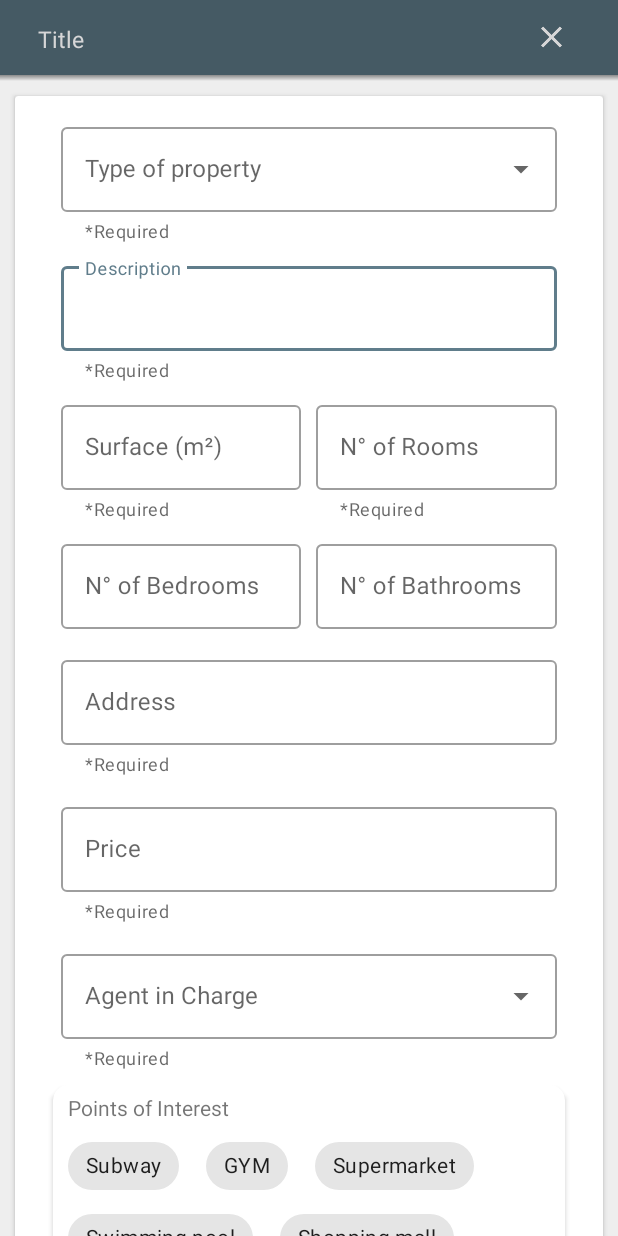
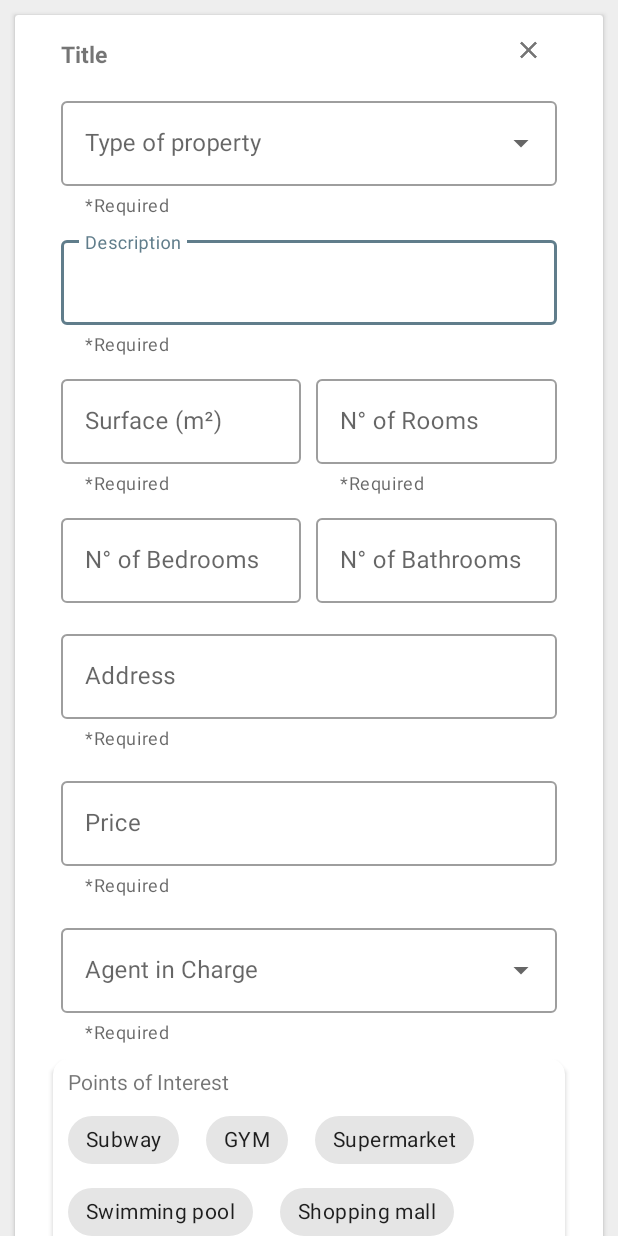
Before and after one commit to devedelie/REM_P8, an Android app: the layout fragment_add_property.xml on its own in the app's theme, with its tools: preview values and no code run, on a phone screen of 412 x 824 dp. Run offline under Robolectric (Android 15) with nearby library versions, the phone set to English and light mode, and no system bars.

Commit message:
- name refactoring for fitting the layout to the Fragment - Added the Top-Title bar directly into base layout

```diff
--- a/app/src/main/res/layout/bottom_sheet_add_property.xml
+++ b/app/src/main/res/layout/fragment_add_property.xml
@@ -1,4 +1,4 @@
-<androidx.core.widget.NestedScrollView
+<LinearLayout
     android:id="@+id/add_property_bottom_sheet"
     xmlns:android="http://schemas.android.com/apk/res/android"
     xmlns:tools="http://schemas.android.com/tools"
@@ -6,8 +6,7 @@
     android:layout_width="match_parent"
     android:layout_height="match_parent"
     android:background="@color/background_gray"
-    tools:context="com.openclassrooms.realestatemanager.controllers.activities.MainActivity"
-    app:layout_behavior="com.openclassrooms.realestatemanager.utils.LockableBottomSheetBehavior">
+    tools:context="com.openclassrooms.realestatemanager.controllers.activities.MainActivity">
 
     <LinearLayout
         android:layout_width="match_parent"
@@ -16,11 +15,9 @@
         android:clipToPadding="false"
         android:background="@color/background_gray">
 
-        <!-- Top bar -->
-        <include
-            layout="@layout/title_bar"
+        <androidx.core.widget.NestedScrollView
             android:layout_width="match_parent"
-            android:layout_height="wrap_content"/>
+            android:layout_height="match_parent">
 
         <androidx.cardview.widget.CardView
             android:layout_width="match_parent"
@@ -35,6 +32,8 @@
 
         </androidx.cardview.widget.CardView>
 
+        </androidx.core.widget.NestedScrollView>
+
     </LinearLayout>
 
-</androidx.core.widget.NestedScrollView>
+</LinearLayout>
--- a/app/src/main/res/layout/poi_chips_layout.xml
+++ b/app/src/main/res/layout/poi_chips_layout.xml
@@ -3,7 +3,7 @@
     xmlns:tools="http://schemas.android.com/tools"
     xmlns:app="http://schemas.android.com/apk/res-auto"
     xmlns:android="http://schemas.android.com/apk/res/android"
-    tools:showIn="@layout/bottom_sheet_add_property">
+    tools:showIn="@layout/fragment_add_property">
 
 <com.google.android.material.card.MaterialCardView
     android:orientation="vertical"
--- a/app/src/main/res/layout/property_base_detail_layout.xml
+++ b/app/src/main/res/layout/property_base_detail_layout.xml
@@ -3,7 +3,7 @@
     xmlns:tools="http://schemas.android.com/tools"
     xmlns:app="http://schemas.android.com/apk/res-auto"
     xmlns:android="http://schemas.android.com/apk/res/android"
-    tools:showIn="@layout/bottom_sheet_add_property">
+    tools:showIn="@layout/fragment_add_property">
 
 
     <LinearLayout
@@ -17,7 +17,40 @@
                 android:layout_width="match_parent"
                 android:layout_height="wrap_content"
                 android:orientation="vertical"
-                android:padding="15dp">
+                android:padding="15dp"
+                android:weightSum="1">
+
+                <LinearLayout
+                    android:layout_width="match_parent"
+                    android:layout_height="match_parent"
+                    android:orientation="horizontal"
+                    android:weightSum="1">
+
+                    <TextView
+                        android:id="@+id/top_bar_title"
+                        android:layout_width="match_parent"
+                        android:layout_height="wrap_content"
+                        android:text="Title"
+                        android:textSize="15sp"
+                        android:textStyle="bold"
+                        android:layout_marginStart="@dimen/text_box_margin_start_end"
+                        android:layout_marginBottom="@dimen/text_box_margin_start_end"
+                        android:layout_weight="0.9">
+                    </TextView>
+
+                    <ImageView
+                        android:id="@+id/x_button"
+                        android:layout_marginBottom="10dp"
+                        android:layout_marginEnd="25dp"
+                        android:layout_gravity="center"
+                        android:layout_width="24dp"
+                        android:layout_height="24dp"
+                        android:tint="@color/text_secondary_dark"
+                        android:src="@drawable/ic_close_black_48dp"
+                        android:layout_weight="0.1"/>
+
+                </LinearLayout>
+
 
                 <!--Type of Property-->
                 <LinearLayout
--- a/app/src/main/res/layout/title_bar.xml
+++ /dev/null
@@ -1,54 +0,0 @@
-<?xml version="1.0" encoding="utf-8"?>
-<LinearLayout
-    xmlns:android="http://schemas.android.com/apk/res/android"
-    android:orientation="vertical" android:layout_width="match_parent"
-    android:layout_height="match_parent">
-
-    <!-- Top Bar -->
-    <LinearLayout
-        android:id="@+id/top_bar_layout"
-        android:layout_width="match_parent"
-        android:layout_height="50dp"
-        android:orientation="horizontal"
-        android:background="@color/colorPrimaryDark"
-        android:weightSum="1">
-
-        <TextView
-            android:id="@+id/top_bar_title"
-            android:layout_width="0dp"
-            android:layout_height="match_parent"
-            android:text="Title"
-            android:layout_marginBottom="10dp"
-            android:layout_marginEnd="15dp"
-            android:layout_marginStart="25dp"
-            android:layout_marginTop="15dp"
-            android:gravity="start"
-            android:textSize="15sp"
-            android:textColor="@color/quantum_white_100"
-            android:layout_weight="0.9"/>
-
-        <ImageView
-            android:id="@+id/x_button"
-            android:layout_marginBottom="10dp"
-            android:layout_marginEnd="15dp"
-            android:layout_marginTop="10dp"
-            android:layout_gravity="center"
-            android:layout_width="24dp"
-            android:layout_height="24dp"
-            android:tint="@color/quantum_white_100"
-            android:src="@drawable/ic_close_black_48dp"
-            android:layout_weight="0.1"/>
-    </LinearLayout>
-
-    <FrameLayout
-        android:layout_width="match_parent"
-        android:layout_height="match_parent">
-        <!--DropShadow-->
-        <View
-            android:layout_width="match_parent"
-            android:layout_height="4dp"
-            android:background="@drawable/toolbar_dropshadow"/>
-
-    </FrameLayout>
-
-</LinearLayout>
```
